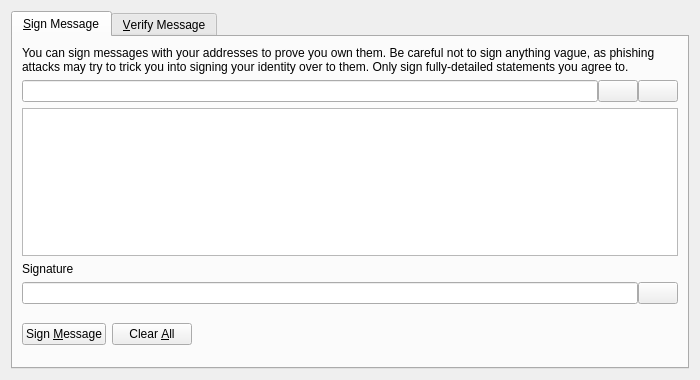
Above: src/qt/forms/signverifymessagedialog.ui from The-Cypherfunks/The-Cypherfunks before the change. Below: the same form after it.
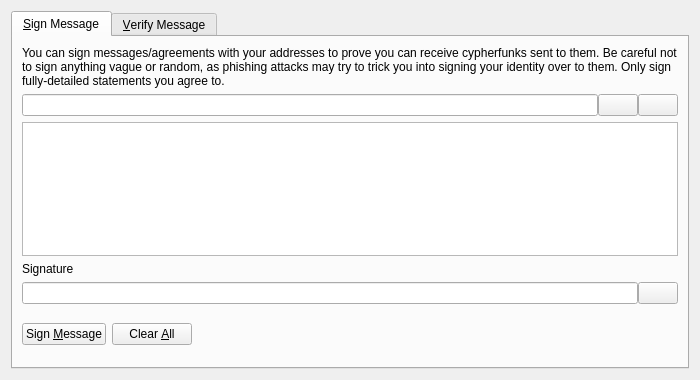
That is the form after the change. Icons and pictures are not drawn. Custom widgets are drawn as their Qt base class.

Patch:
```diff
--- a/src/qt/forms/signverifymessagedialog.ui
+++ b/src/qt/forms/signverifymessagedialog.ui
@@ -30,7 +30,7 @@
        <item>
         <widget class="QLabel" name="infoLabel_SM">
          <property name="text">
-          <string>You can sign messages with your addresses to prove you own them. Be careful not to sign anything vague, as phishing attacks may try to trick you into signing your identity over to them. Only sign fully-detailed statements you agree to.</string>
+          <string>You can sign messages/agreements with your addresses to prove you can receive cypherfunks sent to them. Be careful not to sign anything vague or random, as phishing attacks may try to trick you into signing your identity over to them. Only sign fully-detailed statements you agree to.</string>
          </property>
          <property name="textFormat">
           <enum>Qt::PlainText</enum>
```
Left out of the diff: 16 changed lines with no effect on the pictures.
